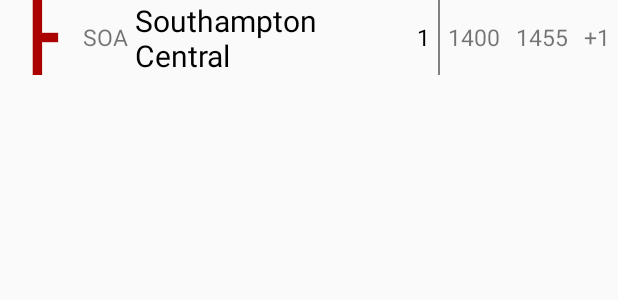
After one commit to anfantanion/TrainTimes1, an Android app: the layout fragment_service_details_listitem.xml on its own in the app's theme, with its tools: preview values and no code run, on a phone screen of 412 x 824 dp. The commit adds this screen. Shown: the top 300 px of the screen. Run offline under Robolectric (Android 15) with nearby library versions, the phone set to English and light mode, and no system bars.

Commit message:
Service Detail UI

```diff
--- /dev/null
+++ b/app/src/main/res/drawable/ic_serivcedetails_station.xml
@@ -0,0 +1,9 @@
+<vector android:height="24dp" android:viewportHeight="400"
+    android:viewportWidth="400" android:width="24dp" xmlns:android="http://schemas.android.com/apk/res/android">
+    <path android:fillColor="#00000000"
+        android:pathData="M199.5,400L199.5,0"
+        android:strokeColor="#AA0000"  android:strokeWidth="50"/>
+    <path android:fillColor="#00000000"
+        android:pathData="M200,200L310,200"
+        android:strokeColor="#AA0000"  android:strokeWidth="50"/>
+</vector>
--- a/app/src/main/res/layout/fragment_service_details.xml
+++ b/app/src/main/res/layout/fragment_service_details.xml
@@ -6,9 +6,11 @@
     tools:context=".ui.serviceDetails.serviceDetails">
 
     <!-- TODO: Update blank fragment layout -->
-    <TextView
+    <androidx.recyclerview.widget.RecyclerView
+        android:id="@+id/serviceDetailsRecylcerView"
         android:layout_width="match_parent"
         android:layout_height="match_parent"
-        android:text="@string/hello_blank_fragment" />
+
+        />
 
 </FrameLayout>
--- /dev/null
+++ b/app/src/main/res/layout/fragment_service_details_listitem.xml
@@ -0,0 +1,158 @@
+<?xml version="1.0" encoding="utf-8"?>
+<RelativeLayout xmlns:android="http://schemas.android.com/apk/res/android"
+    android:orientation="vertical" android:layout_width="match_parent"
+    android:layout_height="match_parent">
+
+    <ImageView
+        android:id="@+id/serviceDetailsImageView"
+        android:layout_width="50dp"
+        android:layout_height="50dp"
+        android:src="@drawable/ic_serivcedetails_station" />
+
+    <TextView
+        android:id="@+id/serviceDetailsTextStationCode"
+        android:layout_width="40dp"
+        android:layout_height="50dp"
+        android:layout_toRightOf="@id/serviceDetailsImageView"
+        android:gravity="center"
+        android:textSize="15sp"
+        android:text="SOA"
+        />
+
+    <TextView
+        android:id="@+id/serviceDetailsTextStationName"
+        android:layout_width="wrap_content"
+        android:layout_height="50dp"
+        android:layout_toRightOf="@id/serviceDetailsTextStationCode"
+        android:layout_toLeftOf="@id/serviceDetailsTimingInfo"
+        android:gravity="center_vertical"
+        android:textSize="20sp"
+        android:text="Southampton Central"
+        android:textColor="@color/colorTitleText"
+        android:paddingRight="5dp"
+
+        />
+
+
+
+    <LinearLayout
+        android:id="@+id/serviceDetailsTimingInfo"
+        android:layout_width="wrap_content"
+        android:layout_height="wrap_content"
+        android:orientation="horizontal"
+        android:layout_alignParentRight="true"
+        android:gravity="center_vertical"
+
+        >
+
+        <TextView
+            android:id="@+id/serviceDetailsTimingInfoPlatform"
+            android:layout_width="wrap_content"
+            android:layout_height="50dp"
+            android:text="1"
+            android:paddingLeft="5dp"
+            android:paddingRight="5dp"
+            android:textSize="15sp"
+            android:textColor="@color/colorTitleText"
+            android:gravity="center_vertical"
+            />
+
+        <LinearLayout
+            android:id="@+id/serviceDetailsTimingInfoPlanned"
+            android:layout_width="wrap_content"
+            android:layout_height="wrap_content"
+            android:orientation="horizontal"
+            android:visibility="gone"
+            >
+
+            <View
+                android:layout_width="1dip"
+                android:layout_height="50dp"
+                android:background="@color/colorSubtitleText"
+                android:textSize="15sp"
+                android:gravity="center_vertical"
+
+                />
+
+            <TextView
+                android:id="@+id/serviceDetailsTimingInfoPlannedArrival"
+                android:layout_width="wrap_content"
+                android:layout_height="50dp"
+                android:text="1400"
+                android:paddingLeft="5dp"
+                android:paddingRight="5dp"
+                android:textSize="15sp"
+                android:gravity="center_vertical"
+                />
+            <TextView
+                android:id="@+id/serviceDetailsTimingInfoPlannedDepart"
+                android:layout_width="wrap_content"
+                android:layout_height="50dp"
+                android:text="1455"
+                android:paddingLeft="5dp"
+                android:paddingRight="5dp"
+                android:textSize="15sp"
+                android:gravity="center_vertical"
+                />
+
+
+        </LinearLayout>
+
+        <View
+            android:layout_width="1dip"
+            android:layout_height="50dp"
+            android:background="@color/colorSubtitleText"
+            android:textSize="15sp"
+            android:gravity="center_vertical"
+
+            />
+
+        <LinearLayout
+            android:id="@+id/serviceDetailsTimingInfoRealTime"
+            android:layout_width="wrap_content"
+            android:layout_height="wrap_content"
+            android:orientation="horizontal">
+
+            <TextView
+                android:id="@+id/serviceDetailsTimingInfoRealTimeArrival"
+                android:layout_width="wrap_content"
+                android:layout_height="50dp"
+                android:text="1400"
+                android:paddingLeft="5dp"
+                android:paddingRight="5dp"
+                android:textSize="15sp"
+                android:gravity="center_vertical"
+                />
+            <TextView
+                android:id="@+id/serviceDetailsTimingInfoRealTimeDepart"
+                android:layout_width="wrap_content"
+                android:layout_height="50dp"
+                android:text="1455"
+                android:paddingLeft="5dp"
+                android:paddingRight="5dp"
+                android:textSize="15sp"
+                android:gravity="center_vertical"
+                />
+            <TextView
+                android:id="@+id/serviceDetailsTimingInfoRealTimeDelay"
+                android:layout_width="wrap_content"
+                android:layout_height="50dp"
+                android:text="+1"
+                android:paddingLeft="5dp"
+                android:paddingRight="5dp"
+                android:textSize="15sp"
+                android:gravity="center_vertical"
+                />
+
+        </LinearLayout>
+
+    </LinearLayout>
+
+
+
+
+
+
+
+
+</RelativeLayout>
```
Also changed, not shown: app/src/main/java/com/anfantanion/traintimes1/ui/serviceDetails/ServiceDetailsFragment.kt (added, +57 -0 lines), app/src/main/java/com/anfantanion/traintimes1/ui/serviceDetails/ServiceDetailsRecyclerAdapter.kt (added, +53 -0 lines), app/src/main/java/com/anfantanion/traintimes1/ui/serviceDetails/ServiceDetailsViewModel.kt (added, +7 -0 lines), app/src/main/java/com/anfantanion/traintimes1/ui/serviceDetails/serviceDetails.kt (deleted, +0 -101 lines), app/src/main/java/com/anfantanion/traintimes1/ui/stationDetails/StationDetailsFragment.kt (+0 -8 lines), app/src/main/res/drawable/ic_servicedetails_end.xml (added, +8 -0 lines), app/src/main/res/drawable/ic_servicedetails_start.xml (added, +8 -0 lines).
